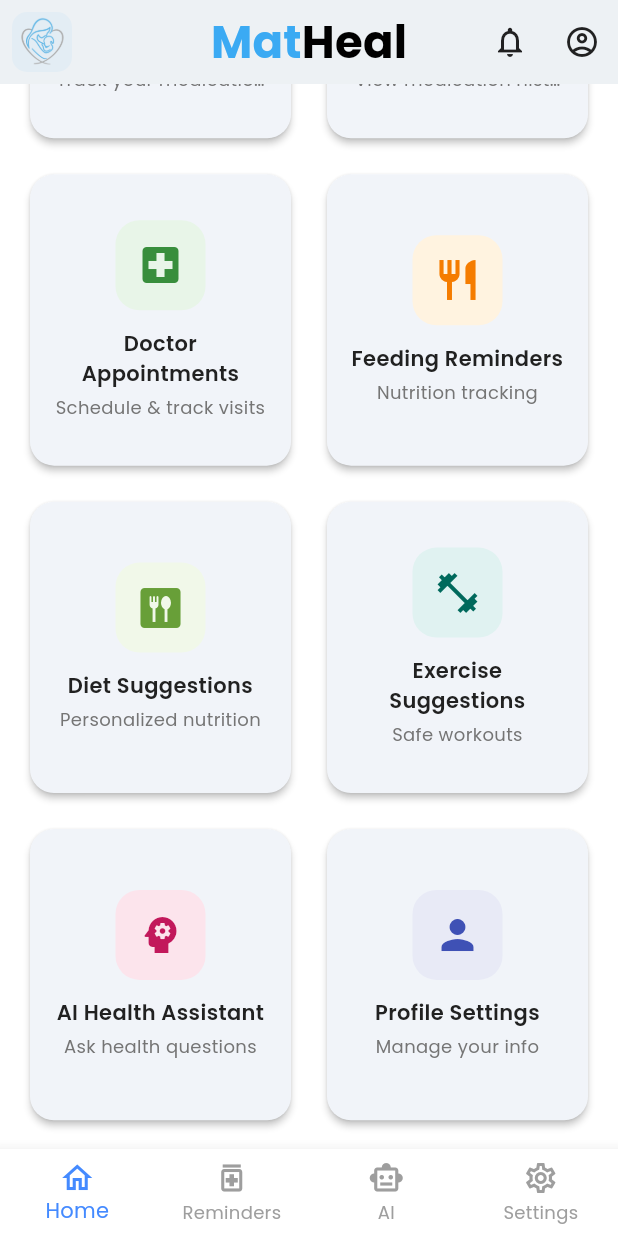
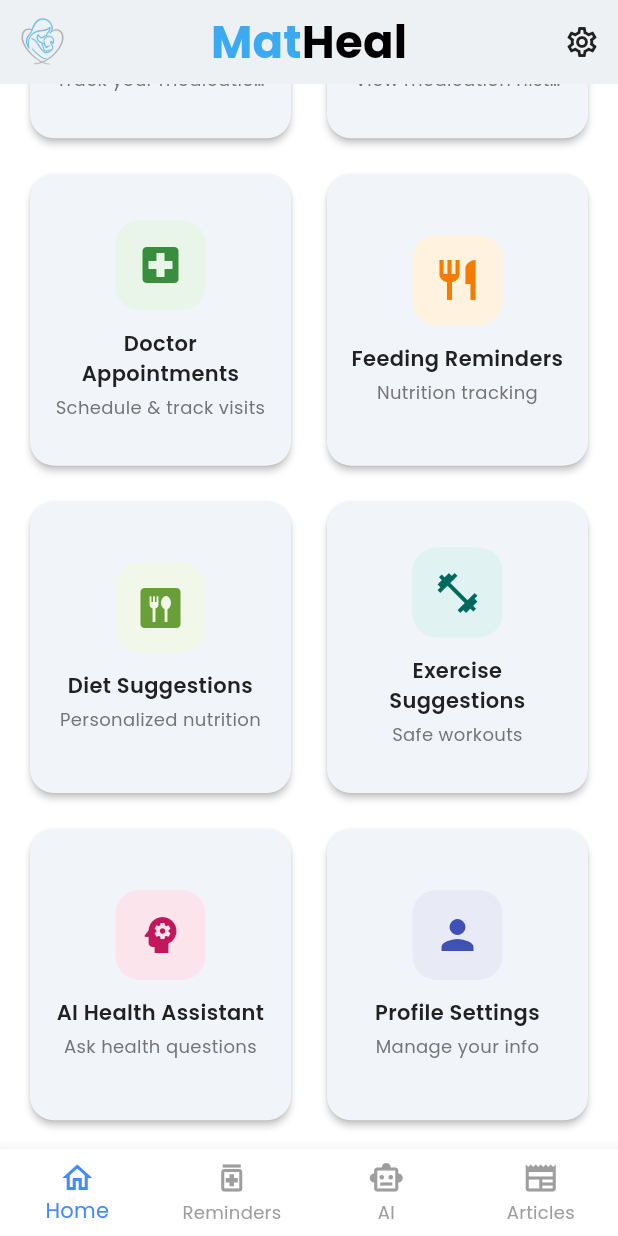
Before and after one commit to The-Spartacus/MatHeal, a Flutter app: the HomeScreen screen opened directly, scrolled down 393 dp, on a phone screen of 412 x 824 dp. Run offline on Flutter 3.47's test engine with Material 3 defaults, Android fonts, the phone set to English and light mode, and no system bars; our stand-ins replace cloud_firestore, firebase_auth, firebase_core, flutter_dotenv, flutter_local_notifications, google_fonts and 4 more; missing offline and left inert: firebase_app_check; accounts and stored records are empty; network calls fail.

Commit message:
fixed problems

```diff
--- a/matheal/lib/screens/home_screen.dart
+++ b/matheal/lib/screens/home_screen.dart
@@ -1,8 +1,13 @@
 // ignore_for_file: deprecated_member_use
 
 import 'package:flutter/material.dart';
+import 'package:matheal/screens/auth/login_screen.dart';
+import 'package:matheal/services/auth_service.dart';
+import 'package:shared_preferences/shared_preferences.dart';
+
 import 'package:provider/provider.dart';
 import '../providers/user_provider.dart';
+import '../providers/theme_provider.dart';
 import '../utils/theme.dart';
 import 'features/medicine_reminders_screen.dart';
 import 'features/consumed_medicines_screen.dart';
@@ -12,7 +17,7 @@ import 'features/diet_suggestions_screen.dart';
 import 'features/exercise_suggestions_screen.dart';
 import 'features/chat_screen.dart';
 import 'profile/profile_screen.dart';
-import 'settings/settings_screen.dart';
+import 'features/article.dart';
 
 class HomeScreen extends StatefulWidget {
   const HomeScreen({super.key});
@@ -23,19 +28,38 @@ class HomeScreen extends StatefulWidget {
 
 class _HomeScreenState extends State<HomeScreen> {
   int _selectedIndex = 0;
+  bool _isDarkMode = false;
+    bool _notificationsEnabled = true;
+
 
   // Screens for each bottom nav tab
   late final List<Widget> _screens = [
-    _buildHomeTab(), // Home tab = original dashboard with feature grid
+    _buildHomeTab(), // Home tab
     const MedicineRemindersScreen(),
     const ChatScreen(),
-    const SettingsScreen(),
+  const ArticleScreen(), // New Article tab
   ];
 
   void _onItemTapped(int index) {
     setState(() {
       _selectedIndex = index;
     });
+  }
+    void initState() {
+    super.initState();
+    _loadPreferences();
+  }
+
+  Future<void> _loadPreferences() async {
+    final prefs = await SharedPreferences.getInstance();
+    setState(() {
+      _notificationsEnabled = prefs.getBool('notificationsEnabled') ?? true;
+    });
+  }
+
+  Future<void> _saveNotificationPreference(bool value) async {
+    final prefs = await SharedPreferences.getInstance();
+    await prefs.setBool('notificationsEnabled', value);
   }
 
   // 👇 Home dashboard tab
@@ -78,7 +102,7 @@ class _HomeScreenState extends State<HomeScreen> {
             width: 40,
             height: 40,
             decoration: BoxDecoration(
-              color: const Color.fromARGB(14, 59, 169, 243),
+              color: const Color.fromARGB(0, 59, 169, 243),
               borderRadius: BorderRadius.circular(10),
             ),
             child: Image.asset(
@@ -88,7 +112,7 @@ class _HomeScreenState extends State<HomeScreen> {
             ),
           ),
         ),
-        centerTitle: true, // 👈 keeps the text in center
+        centerTitle: true,
         title: RichText(
           text: TextSpan(
             children: [
@@ -103,7 +127,7 @@ class _HomeScreenState extends State<HomeScreen> {
               TextSpan(
                 text: "Heal",
                 style: Theme.of(context).textTheme.titleMedium?.copyWith(
-                      color: Colors.black,
+                      color: const Color.fromARGB(255, 0, 0, 0),
                       fontWeight: FontWeight.bold,
                       fontSize: 30,
                     ),
@@ -112,25 +136,21 @@ class _HomeScreenState extends State<HomeScreen> {
           ),
         ),
         actions: [
-          IconButton(
-            icon: const Icon(Icons.notifications_outlined),
-            onPressed: () {
-              ScaffoldMessenger.of(context).showSnackBar(
-                const SnackBar(content: Text('Notifications feature coming soon')),
-              );
-            },
-          ),
-          IconButton(
-            icon: const Icon(Icons.account_circle_outlined),
-            onPressed: () {
-              Navigator.of(context).push(
-                MaterialPageRoute(builder: (context) => const ProfileScreen()),
+          Builder(
+            builder: (context) {
+              return IconButton(
+                icon: const Icon(
+                    Icons.settings_outlined), // Changed icon to settings
+                onPressed: () {
+                  Scaffold.of(context).openEndDrawer(); // Opens the end drawer
+                },
               );
             },
           ),
         ],
-      )
-,
+      ),
+
+      endDrawer: _buildDrawer(context), // 👉 Added Drawer
       body: _screens[_selectedIndex],
       bottomNavigationBar: BottomNavigationBar(
         type: BottomNavigationBarType.fixed,
@@ -153,12 +173,170 @@ class _HomeScreenState extends State<HomeScreen> {
             label: "AI",
           ),
           BottomNavigationBarItem(
-            icon: Icon(Icons.settings_outlined),
-            label: "Settings",
+            icon: Icon(Icons.newspaper_outlined),
+            label: "Articles",
           ),
         ],
       ),
     );
+  }
+
+  // 👉 Drawer Widget
+Widget _buildDrawer(BuildContext context) {
+  return Drawer(
+    child: Column(
+      children: [
+        // Smaller header like AppBar
+        Padding(
+          padding: const EdgeInsets.only(top: 16.0), // adjust this value as needed
+          child: Container(
+            height: kToolbarHeight, // same as AppBar height
+            width: double.infinity,
+            color: const Color.fromARGB(255, 253, 254, 255),
+            alignment: Alignment.center,
+            child: const Text(
+              'Settings',
+              style: TextStyle(
+                color: Colors.black,
+                fontSize: 18, // smaller than DrawerHeader default
+                fontWeight: FontWeight.bold,
+              ),
+            ),
+          ),
+        ), // ✅ Comma added here
+
+        Expanded(
+          child: ListView(
+            padding: const EdgeInsets.all(8), // smaller padding
+            children: [
+              // Preferences Section
+              _buildSettingsSection(
+                'Preferences',
+                [
+                  _buildThemeToggle(),
+                  _buildNotificationToggle(),
+                ],
+              ),
+              const SizedBox(height: 16),
+
+              // Account Section
+              _buildSettingsSection(
+                'Account',
+                [
+                  _buildLogoutTile(context),
+                ],
+              ),
+            ],
+          ),
+        ),
+      ],
+    ),
+  );
+}
+
+Widget _buildSettingsSection(String title, List<Widget> children) {
+  return Card(
+    elevation: 1, // slightly lower for compactness
+    shape: RoundedRectangleBorder(borderRadius: BorderRadius.circular(12)), // smaller radius
+    margin: const EdgeInsets.symmetric(vertical: 8, horizontal: 0), // less vertical space
+    child: Padding(
+      padding: const EdgeInsets.all(12), // reduced padding
+      child: Column(
+        crossAxisAlignment: CrossAxisAlignment.start,
+        children: [
+          Text(
+            title,
+            style: const TextStyle(
+              fontSize: 14, // smaller font
+              fontWeight: FontWeight.bold,
+            ),
+          ),
+          const Divider(height: 16, thickness: 1),
+          ...children,
+        ],
+      ),
+    ),
+  );
+}
+
+
+  Widget _buildThemeToggle() {
+    return Consumer<ThemeProvider>(
+      builder: (context, themeProvider, child) {
+        return SwitchListTile(
+          title: const Text('Dark Mode'),
+          subtitle: const Text('Switch between light and dark theme'),
+          value: themeProvider.isDarkMode,
+          onChanged: (_) => themeProvider.toggleTheme(),
+          secondary: Icon(
+            themeProvider.isDarkMode ? Icons.dark_mode : Icons.light_mode,
+            color: AppColors.primary,
+          ),
+        );
+      },
+    );
+  }
+
+
+  Widget _buildNotificationToggle() {
+    return SwitchListTile(
+      title: const Text('Notifications'),
+      subtitle: const Text('Receive health reminders and updates'),
+      value: _notificationsEnabled,
+      onChanged: (value) {
+        setState(() => _notificationsEnabled = value);
+        _saveNotificationPreference(value);
+      },
+      secondary: const Icon(
+        Icons.notifications,
+        color: AppColors.primary,
+      ),
+    );
+  }
+
+
+
+  Widget _buildLogoutTile(BuildContext context) {
+    return ListTile(
+      leading: const Icon(Icons.logout, color: AppColors.error),
+      title: const Text(
+        'Logout',
+        style: TextStyle(color: AppColors.error),
+      ),
+      onTap: () async {
+        final shouldLogout = await showDialog<bool>(
+          context: context,
+          builder: (context) => AlertDialog(
+            title: const Text('Logout'),
+            content: const Text('Are you sure you want to logout?'),
+            actions: [
+              TextButton(
+                onPressed: () => Navigator.of(context).pop(false),
+                child: const Text('Cancel'),
+              ),
+              ElevatedButton(
+                onPressed: () => Navigator.of(context).pop(true),
+                style: ElevatedButton.styleFrom(
+                  backgroundColor: AppColors.error,
+                ),
+                child: const Text('Logout'),
+              ),
+            ],
+          ),
+        );
+
+        if (shouldLogout == true && context.mounted) {
+          await context.read<AuthService>().signOut();
+          context.read<UserProvider>().clear();
+
+          Navigator.of(context).pushAndRemoveUntil(
+            MaterialPageRoute(builder: (context) => const LoginScreen()),
+            (route) => false,
+          );
+        }
+      },
+    );
+  }
   }
 
   // --- welcome card
@@ -196,7 +374,8 @@ class _HomeScreenState extends State<HomeScreen> {
                           ? NetworkImage(profile!.avatarUrl!)
                           : null,
                       child: profile?.avatarUrl == null
-                          ? const Icon(Icons.person, color: Colors.white, size: 30)
+                          ? const Icon(Icons.person,
+                              color: Colors.white, size: 30)
                           : null,
                     ),
                     const SizedBox(width: 16),
@@ -227,7 +406,8 @@ class _HomeScreenState extends State<HomeScreen> {
                 const SizedBox(height: 16),
                 if (profile?.weeksPregnant != null) ...[
                   Container(
-                    padding: const EdgeInsets.symmetric(horizontal: 12, vertical: 6),
+                    padding:
+                        const EdgeInsets.symmetric(horizontal: 12, vertical: 6),
                     decoration: BoxDecoration(
                       color: Colors.white.withOpacity(0.2),
                       borderRadius: BorderRadius.circular(20),
@@ -245,7 +425,8 @@ class _HomeScreenState extends State<HomeScreen> {
                   TextButton.icon(
                     onPressed: () {
                       Navigator.of(context).push(
-                        MaterialPageRoute(builder: (context) => const ProfileScreen()),
+                        MaterialPageRoute(
+                            builder: (context) => const ProfileScreen()),
                       );
                     },
                     icon: const Icon(Icons.edit, color: Colors.white, size: 16),
@@ -263,7 +444,7 @@ class _HomeScreenState extends State<HomeScreen> {
     );
   }
 
-  // --- feature grid
+  // --- feature grid (unchanged)
   Widget _buildFeatureGrid(BuildContext context) {
     final features = [
       FeatureCard(
@@ -273,7 +454,8 @@ class _HomeScreenState extends State<HomeScreen> {
         color: const Color(0xFFE3F2FD),
         iconColor: const Color(0xFF1976D2),
         onTap: () => Navigator.of(context).push(
-          MaterialPageRoute(builder: (context) => const MedicineRemindersScreen()),
+          MaterialPageRoute(
+              builder: (context) => const MedicineRemindersScreen()),
         ),
       ),
       FeatureCard(
@@ -283,7 +465,8 @@ class _HomeScreenState extends State<HomeScreen> {
         color: const Color(0xFFF3E5F5),
         iconColor: const Color(0xFF7B1FA2),
         onTap: () => Navigator.of(context).push(
-          MaterialPageRoute(builder: (context) => const ConsumedMedicinesScreen()),
+          MaterialPageRoute(
+              builder: (context) => const ConsumedMedicinesScreen()),
         ),
       ),
       FeatureCard(
@@ -303,7 +486,8 @@ class _HomeScreenState extends State<HomeScreen> {
         color: const Color(0xFFFFF3E0),
         iconColor: const Color(0xFFF57C00),
         onTap: () => Navigator.of(context).push(
-          MaterialPageRoute(builder: (context) => const FeedingRemindersScreen()),
+          MaterialPageRoute(
+              builder: (context) => const FeedingRemindersScreen()),
         ),
       ),
       FeatureCard(
@@ -313,7 +497,8 @@ class _HomeScreenState extends State<HomeScreen> {
         color: const Color(0xFFF1F8E9),
         iconColor: const Color(0xFF689F38),
         onTap: () => Navigator.of(context).push(
-          MaterialPageRoute(builder: (context) => const DietSuggestionsScreen()),
+          MaterialPageRoute(
+              builder: (context) => const DietSuggestionsScreen()),
         ),
       ),
       FeatureCard(
@@ -323,7 +508,8 @@ class _HomeScreenState extends State<HomeScreen> {
         color: const Color(0xFFE0F2F1),
         iconColor: const Color(0xFF00695C),
         onTap: () => Navigator.of(context).push(
-          MaterialPageRoute(builder: (context) => const ExerciseSuggestionsScreen()),
+          MaterialPageRoute(
+              builder: (context) => const ExerciseSuggestionsScreen()),
         ),
       ),
       FeatureCard(
@@ -417,7 +603,7 @@ class _HomeScreenState extends State<HomeScreen> {
       },
     );
   }
-}
+
 
 class FeatureCard {
   final String title;
--- a/matheal/lib/screens/onboarding_screen.dart
+++ b/matheal/lib/screens/onboarding_screen.dart
@@ -94,7 +94,7 @@ floatingActionButtonLocation: _currentIndex < _pages.length - 1
         width: 70, // Adjust the width as needed
         height: 70,  // Adjust the height as needed
         child: FloatingActionButton(
-          onPressed: _completeOnboarding,
+          onPressed: _nextPage,
           backgroundColor: AppColors.primary,
           child : Icon(Icons.arrow_forward, color: Colors.white)  ,
           shape: RoundedRectangleBorder(
--- a/matheal/lib/screens/splash_screen.dart
+++ b/matheal/lib/screens/splash_screen.dart
@@ -2,7 +2,6 @@ import 'package:flutter/material.dart';
 import 'package:firebase_auth/firebase_auth.dart';
 import 'package:matheal/screens/auth/login_screen.dart';
 import 'package:shared_preferences/shared_preferences.dart';
-import '../utils/theme.dart';
 import 'onboarding_screen.dart';
 import 'home_screen.dart';
 import 'package:provider/provider.dart';
--- a/matheal/pubspec.yaml
+++ b/matheal/pubspec.yaml
@@ -19,6 +19,7 @@ dependencies:
 
   # State Management
   provider: ^6.1.2
+
 
   # Firebase
   cloud_firestore: ^5.4.4
@@ -48,6 +49,8 @@ dependencies:
 
   # Network
   http: ^1.2.2
+  flutter_dotenv: ^5.1.0
+
 
 dev_dependencies:
   flutter_test:
@@ -58,6 +61,7 @@ flutter:
   uses-material-design: true
 
   assets:
+    - .env
     - assets/
     - assets/images/
     - assets/icons/
```
Also changed, not shown: matheal/lib/main.dart (+9 -1 lines), matheal/lib/screens/features/article.dart (added, +84 -0 lines), matheal/lib/services/chat_service.dart (+30 -8 lines), matheal/assets/onboarding/onboarding2.png, matheal/assets/onboarding/onboarding3.png, matheal/assets/onboarding/onboarding4.png, matheal/assets/onboarding2.png, matheal/pubspec.lock, 2 other files.
